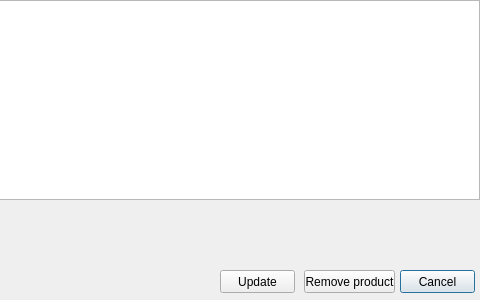
The window that updatepc.ui (mhortis/Eshop_QT) describes before a commit, drawn with Qt 5; both pictures show x 320 to 800 and y 0 to 300 of the 800 by 300 pixel window.
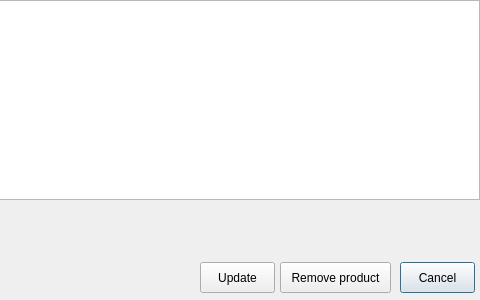
The same window after the commit.

Diff of the .ui file:
```diff
--- a/updatepc.ui
+++ b/updatepc.ui
@@ -27,9 +27,9 @@
    <property name="geometry">
     <rect>
      <x>720</x>
-     <y>270</y>
+     <y>262</y>
      <width>75</width>
-     <height>23</height>
+     <height>31</height>
     </rect>
    </property>
    <property name="text">
@@ -39,10 +39,10 @@
   <widget class="QPushButton" name="removeButton">
    <property name="geometry">
     <rect>
-     <x>624</x>
-     <y>270</y>
-     <width>91</width>
-     <height>23</height>
+     <x>600</x>
+     <y>262</y>
+     <width>111</width>
+     <height>31</height>
     </rect>
    </property>
    <property name="text">
@@ -52,10 +52,10 @@
   <widget class="QPushButton" name="updateButton">
    <property name="geometry">
     <rect>
-     <x>540</x>
-     <y>270</y>
+     <x>520</x>
+     <y>262</y>
      <width>75</width>
-     <height>23</height>
+     <height>31</height>
     </rect>
    </property>
    <property name="text">
```
Left out of the diff: 2 changed lines with no effect on the pictures.
